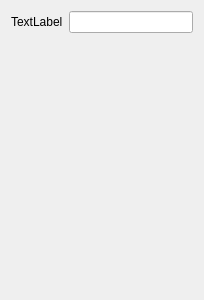
jaapgeurts/photostage, file library/modules/metadatamodule.ui: the form before one commit.
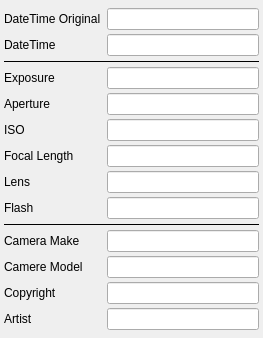
The form after the commit.

```diff
--- a/library/modules/metadatamodule.ui
+++ b/library/modules/metadatamodule.ui
@@ -6,23 +6,216 @@
    <rect>
     <x>0</x>
     <y>0</y>
-    <width>204</width>
-    <height>300</height>
+    <width>263</width>
+    <height>327</height>
    </rect>
   </property>
   <property name="windowTitle">
    <string>Form</string>
   </property>
   <layout class="QFormLayout" name="formLayout">
+   <property name="verticalSpacing">
+    <number>4</number>
+   </property>
+   <property name="leftMargin">
+    <number>4</number>
+   </property>
+   <property name="topMargin">
+    <number>8</number>
+   </property>
+   <property name="rightMargin">
+    <number>4</number>
+   </property>
+   <property name="bottomMargin">
+    <number>8</number>
+   </property>
    <item row="0" column="0">
     <widget class="QLabel" name="label">
      <property name="text">
-      <string>TextLabel</string>
+      <string>DateTime Original</string>
      </property>
     </widget>
    </item>
    <item row="0" column="1">
-    <widget class="QLineEdit" name="lineEdit"/>
+    <widget class="QLineEdit" name="leDateTimeOriginal">
+     <property name="readOnly">
+      <bool>true</bool>
+     </property>
+    </widget>
+   </item>
+   <item row="1" column="0">
+    <widget class="QLabel" name="label_2">
+     <property name="text">
+      <string>DateTime</string>
+     </property>
+    </widget>
+   </item>
+   <item row="1" column="1">
+    <widget class="QLineEdit" name="leDateTime">
+     <property name="readOnly">
+      <bool>true</bool>
+     </property>
+    </widget>
+   </item>
+   <item row="2" column="0" colspan="2">
+    <widget class="Line" name="line">
+     <property name="frameShadow">
+      <enum>QFrame::Plain</enum>
+     </property>
+     <property name="orientation">
+      <enum>Qt::Horizontal</enum>
+     </property>
+    </widget>
+   </item>
+   <item row="3" column="0">
+    <widget class="QLabel" name="label_3">
+     <property name="text">
+      <string>Exposure</string>
+     </property>
+    </widget>
+   </item>
+   <item row="3" column="1">
+    <widget class="QLineEdit" name="leExposure">
+     <property name="readOnly">
+      <bool>true</bool>
+     </property>
+    </widget>
+   </item>
+   <item row="4" column="0">
+    <widget class="QLabel" name="label_4">
+     <property name="text">
+      <string>Aperture</string>
+     </property>
+    </widget>
+   </item>
+   <item row="4" column="1">
+    <widget class="QLineEdit" name="leAperture">
+     <property name="readOnly">
+      <bool>true</bool>
+     </property>
+    </widget>
+   </item>
+   <item row="5" column="0">
+    <widget class="QLabel" name="label_5">
+     <property name="text">
+      <string>ISO</string>
+     </property>
+    </widget>
+   </item>
+   <item row="5" column="1">
+    <widget class="QLineEdit" name="leISO">
+     <property name="readOnly">
+      <bool>true</bool>
+     </property>
+    </widget>
+   </item>
+   <item row="6" column="0">
+    <widget class="QLabel" name="label_6">
+     <property name="text">
+      <string>Focal Length</string>
+     </property>
+    </widget>
+   </item>
+   <item row="6" column="1">
+    <widget class="QLineEdit" name="leFocalLength">
+     <property name="readOnly">
+      <bool>true</bool>
+     </property>
+    </widget>
+   </item>
+   <item row="7" column="0">
+    <widget class="QLabel" name="label_7">
+     <property name="text">
+      <string>Lens</string>
+     </property>
+    </widget>
+   </item>
+   <item row="7" column="1">
+    <widget class="QLineEdit" name="leLens">
+     <property name="readOnly">
+      <bool>true</bool>
+     </property>
+    </widget>
+   </item>
+   <item row="8" column="0">
+    <widget class="QLabel" name="label_8">
+     <property name="text">
+      <string>Flash</string>
+     </property>
+    </widget>
+   </item>
+   <item row="8" column="1">
+    <widget class="QLineEdit" name="leFlash">
+     <property name="readOnly">
+      <bool>true</bool>
+     </property>
+    </widget>
+   </item>
+   <item row="9" column="0" colspan="2">
+    <widget class="Line" name="line_2">
+     <property name="frameShadow">
+      <enum>QFrame::Plain</enum>
+     </property>
+     <property name="orientation">
+      <enum>Qt::Horizontal</enum>
+     </property>
+    </widget>
+   </item>
+   <item row="10" column="0">
+    <widget class="QLabel" name="label_9">
+     <property name="text">
+      <string>Camera Make</string>
+     </property>
+    </widget>
+   </item>
+   <item row="10" column="1">
+    <widget class="QLineEdit" name="leCameraMake">
+     <property name="readOnly">
+      <bool>true</bool>
+     </property>
+    </widget>
+   </item>
+   <item row="11" column="0">
+    <widget class="QLabel" name="label_10">
+     <property name="text">
+      <string>Camere Model</string>
+     </property>
+    </widget>
+   </item>
+   <item row="11" column="1">
+    <widget class="QLineEdit" name="leCameraModel">
+     <property name="readOnly">
+      <bool>true</bool>
+     </property>
+    </widget>
+   </item>
+   <item row="12" column="0">
+    <widget class="QLabel" name="label_11">
+     <property name="text">
+      <string>Copyright</string>
+     </property>
+    </widget>
+   </item>
+   <item row="12" column="1">
+    <widget class="QLineEdit" name="leCopyright">
+     <property name="readOnly">
+      <bool>true</bool>
+     </property>
+    </widget>
+   </item>
+   <item row="13" column="0">
+    <widget class="QLabel" name="label_12">
+     <property name="text">
+      <string>Artist</string>
+     </property>
+    </widget>
+   </item>
+   <item row="13" column="1">
+    <widget class="QLineEdit" name="leArtist">
+     <property name="readOnly">
+      <bool>true</bool>
+     </property>
+    </widget>
    </item>
   </layout>
  </widget>
```
